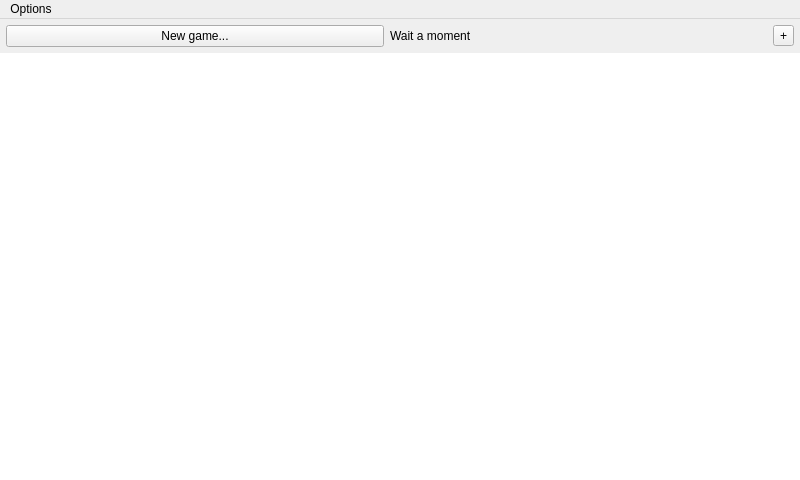
Old version of the form mainwindow.ui in the repository Venemo/puzzle-master.
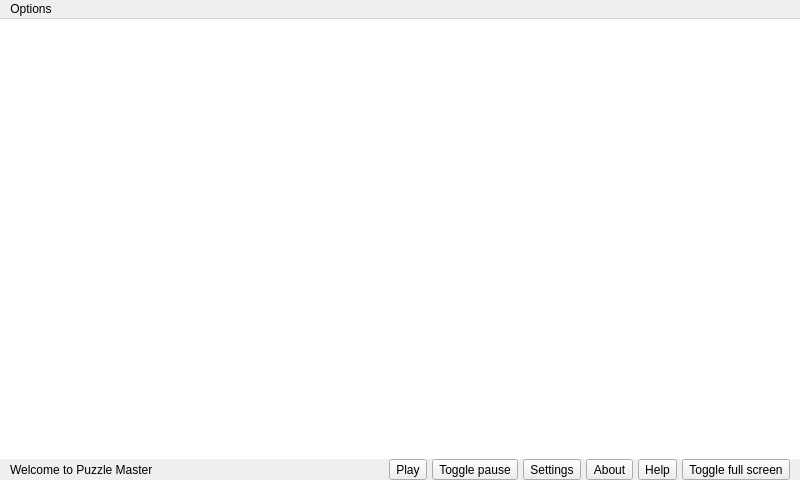
New version of the form. Icons and pictures are not drawn.

Commit message: * New, toolbar-based UI * Icons from the Oxygen icon set * Pause functionality

```diff
--- a/mainwindow.ui
+++ b/mainwindow.ui
@@ -22,56 +22,154 @@
   </property>
   <widget class="QWidget" name="centralWidget">
    <layout class="QVBoxLayout" name="verticalLayout">
-    <property name="leftMargin">
+    <property name="spacing">
      <number>0</number>
     </property>
-    <property name="topMargin">
-     <number>6</number>
-    </property>
-    <property name="rightMargin">
+    <property name="margin">
      <number>0</number>
     </property>
-    <property name="bottomMargin">
-     <number>0</number>
-    </property>
+    <item>
+     <widget class="QGraphicsView" name="graphicsView">
+      <property name="frameShape">
+       <enum>QFrame::NoFrame</enum>
+      </property>
+      <property name="frameShadow">
+       <enum>QFrame::Plain</enum>
+      </property>
+      <property name="lineWidth">
+       <number>0</number>
+      </property>
+      <property name="verticalScrollBarPolicy">
+       <enum>Qt::ScrollBarAlwaysOff</enum>
+      </property>
+      <property name="horizontalScrollBarPolicy">
+       <enum>Qt::ScrollBarAlwaysOff</enum>
+      </property>
+     </widget>
+    </item>
     <item>
      <layout class="QHBoxLayout" name="horizontalLayout">
+      <property name="spacing">
+       <number>5</number>
+      </property>
       <property name="leftMargin">
-       <number>6</number>
+       <number>10</number>
       </property>
       <property name="topMargin">
        <number>0</number>
       </property>
       <property name="rightMargin">
-       <number>6</number>
+       <number>10</number>
       </property>
-      <item>
-       <widget class="QPushButton" name="btnOpenImage">
-        <property name="sizePolicy">
-         <sizepolicy hsizetype="Preferred" vsizetype="Preferred">
-          <horstretch>0</horstretch>
-          <verstretch>0</verstretch>
-         </sizepolicy>
-        </property>
-        <property name="text">
-         <string>New game...</string>
-        </property>
-       </widget>
-      </item>
       <item>
        <widget class="QLabel" name="lblTime">
         <property name="text">
-         <string>Wait a moment</string>
+         <string>Welcome to Puzzle Master</string>
+        </property>
+       </widget>
+      </item>
+      <item>
+       <widget class="QToolButton" name="btnOpenImage">
+        <property name="text">
+         <string>Play</string>
+        </property>
+        <property name="icon">
+         <iconset resource="resources.qrc">
+          <normaloff>:/play.png</normaloff>:/play.png</iconset>
+        </property>
+        <property name="iconSize">
+         <size>
+          <width>48</width>
+          <height>48</height>
+         </size>
+        </property>
+       </widget>
+      </item>
+      <item>
+       <widget class="QToolButton" name="btnPause">
+        <property name="text">
+         <string>Toggle pause</string>
+        </property>
+        <property name="icon">
+         <iconset resource="resources.qrc">
+          <normaloff>:/pause.png</normaloff>:/pause.png</iconset>
+        </property>
+        <property name="iconSize">
+         <size>
+          <width>48</width>
+          <height>48</height>
+         </size>
+        </property>
+       </widget>
+      </item>
+      <item>
+       <widget class="QToolButton" name="btnSettings">
+        <property name="text">
+         <string>Settings</string>
+        </property>
+        <property name="icon">
+         <iconset resource="resources.qrc">
+          <normaloff>:/settings.png</normaloff>:/settings.png</iconset>
+        </property>
+        <property name="iconSize">
+         <size>
+          <width>48</width>
+          <height>48</height>
+         </size>
+        </property>
+       </widget>
+      </item>
+      <item>
+       <widget class="QToolButton" name="btnAbout">
+        <property name="text">
+         <string>About</string>
+        </property>
+        <property name="icon">
+         <iconset resource="resources.qrc">
+          <normaloff>:/about.png</normaloff>:/about.png</iconset>
+        </property>
+        <property name="iconSize">
+         <size>
+          <width>48</width>
+          <height>48</height>
+         </size>
+        </property>
+       </widget>
+      </item>
+      <item>
+       <widget class="QToolButton" name="btnHelp">
+        <property name="text">
+         <string>Help</string>
+        </property>
+        <property name="icon">
+         <iconset resource="resources.qrc">
+          <normaloff>:/help.png</normaloff>:/help.png</iconset>
+        </property>
+        <property name="iconSize">
+         <size>
+          <width>48</width>
+          <height>48</height>
+         </size>
         </property>
        </widget>
       </item>
       <item>
        <widget class="QToolButton" name="btnFullscreen">
         <property name="text">
-         <string>+</string>
+         <string>Toggle full screen</string>
+        </property>
+        <property name="icon">
+         <iconset resource="resources.qrc">
+          <normaloff>:/fullscreen.png</normaloff>:/fullscreen.png</iconset>
+        </property>
+        <property name="iconSize">
+         <size>
+          <width>48</width>
+          <height>48</height>
+         </size>
         </property>
         <property name="toolButtonStyle">
-         <enum>Qt::ToolButtonTextOnly</enum>
+         <enum>Qt::ToolButtonIconOnly</enum>
         </property>
         <property name="autoRaise">
          <bool>false</bool>
@@ -80,19 +178,6 @@
       </item>
      </layout>
     </item>
-    <item>
-     <widget class="QGraphicsView" name="graphicsView">
-      <property name="frameShape">
-       <enum>QFrame::NoFrame</enum>
-      </property>
-      <property name="frameShadow">
-       <enum>QFrame::Plain</enum>
-      </property>
-      <property name="lineWidth">
-       <number>0</number>
-      </property>
-     </widget>
-    </item>
    </layout>
   </widget>
   <widget class="QMenuBar" name="menuBar">
```
Left out of the diff: 49 changed lines with no effect on the pictures. The commit also changes 15 other files.
